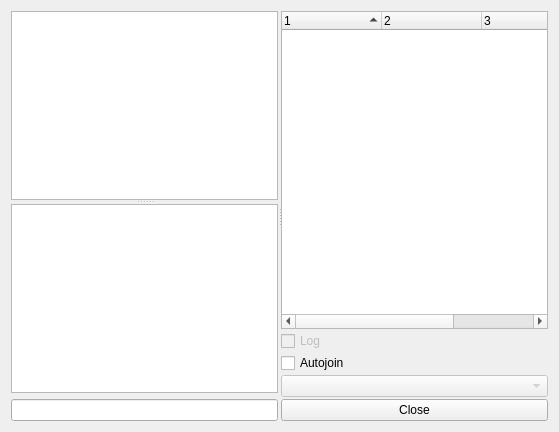
Above: muqt/chatroom.ui from eLvErDe/museek-plus before the change. Below: the same form after it.
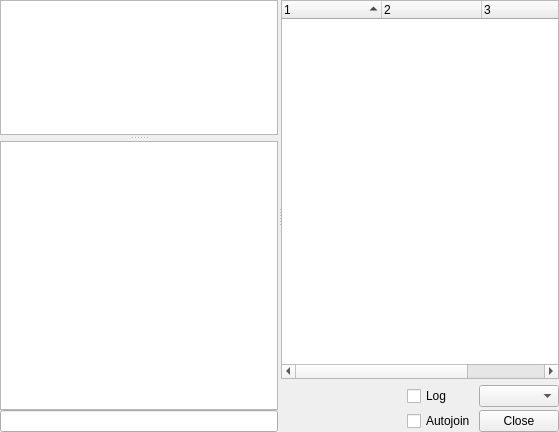
That is the form after the change. Icons and pictures are not drawn.

Patch:
```diff
--- a/muqt/chatroom.ui
+++ b/muqt/chatroom.ui
@@ -14,14 +14,14 @@
    <string>Room</string>
   </property>
   <layout class="QVBoxLayout" name="verticalLayout_3">
+   <property name="spacing">
+    <number>0</number>
+   </property>
+   <property name="margin">
+    <number>0</number>
+   </property>
    <item>
     <widget class="QSplitter" name="splitter_2">
-     <property name="sizePolicy">
-      <sizepolicy hsizetype="Expanding" vsizetype="Expanding">
-       <horstretch>0</horstretch>
-       <verstretch>0</verstretch>
-      </sizepolicy>
-     </property>
      <property name="lineWidth">
       <number>1</number>
      </property>
@@ -31,8 +31,11 @@
      <property name="handleWidth">
       <number>3</number>
      </property>
-     <widget class="QWidget" name="">
+     <widget class="QWidget" name="layoutWidget">
       <layout class="QVBoxLayout" name="verticalLayout_2">
+       <property name="spacing">
+        <number>0</number>
+       </property>
        <item>
         <widget class="QSplitter" name="splitter">
          <property name="sizePolicy">
@@ -41,10 +44,37 @@
            <verstretch>0</verstretch>
           </sizepolicy>
          </property>
+         <property name="frameShape">
+          <enum>QFrame::NoFrame</enum>
+         </property>
+         <property name="lineWidth">
+          <number>1</number>
+         </property>
          <property name="orientation">
           <enum>Qt::Vertical</enum>
          </property>
+         <property name="handleWidth">
+          <number>6</number>
+         </property>
          <widget class="QTextEdit" name="StatusLog">
+          <property name="sizePolicy">
+           <sizepolicy hsizetype="Expanding" vsizetype="Preferred">
+            <horstretch>0</horstretch>
+            <verstretch>1</verstretch>
+           </sizepolicy>
+          </property>
+          <property name="maximumSize">
+           <size>
+            <width>16777215</width>
+            <height>200</height>
+           </size>
+          </property>
+          <property name="baseSize">
+           <size>
+            <width>0</width>
+            <height>100</height>
+           </size>
+          </property>
           <property name="focusPolicy">
            <enum>Qt::NoFocus</enum>
           </property>
@@ -54,21 +84,27 @@
          </widget>
          <widget class="QTextEdit" name="ChatLog">
           <property name="sizePolicy">
-           <sizepolicy hsizetype="Expanding" vsizetype="MinimumExpanding">
+           <sizepolicy hsizetype="Expanding" vsizetype="Expanding">
             <horstretch>0</horstretch>
-            <verstretch>0</verstretch>
+            <verstretch>2</verstretch>
            </sizepolicy>
           </property>
           <property name="minimumSize">
            <size>
             <width>0</width>
-            <height>100</height>
+            <height>0</height>
            </size>
           </property>
           <property name="maximumSize">
            <size>
             <width>16777215</width>
-            <height>200</height>
+            <height>16777215</height>
+           </size>
+          </property>
+          <property name="baseSize">
+           <size>
+            <width>0</width>
+            <height>400</height>
            </size>
           </property>
           <property name="focusPolicy">
@@ -87,11 +123,17 @@
      </widget>
      <widget class="QWidget" name="">
       <layout class="QVBoxLayout" name="verticalLayout">
-       <property name="spacing">
-        <number>2</number>
+       <property name="sizeConstraint">
+        <enum>QLayout::SetMaximumSize</enum>
        </property>
        <item>
         <widget class="QTreeWidget" name="UserList">
+         <property name="autoScrollMargin">
+          <number>16</number>
+         </property>
+         <property name="indentation">
+          <number>0</number>
+         </property>
          <property name="uniformRowHeights">
           <bool>true</bool>
          </property>
@@ -104,6 +146,18 @@
          <property name="columnCount">
           <number>4</number>
          </property>
+         <attribute name="headerCascadingSectionResizes">
+          <bool>false</bool>
+         </attribute>
+         <attribute name="headerStretchLastSection">
+          <bool>false</bool>
+         </attribute>
+         <attribute name="headerCascadingSectionResizes">
+          <bool>false</bool>
+         </attribute>
+         <attribute name="headerStretchLastSection">
+          <bool>false</bool>
+         </attribute>
          <column>
           <property name="text">
            <string notr="true">1</string>
@@ -127,38 +181,81 @@
         </widget>
        </item>
        <item>
-        <widget class="QCheckBox" name="Log">
-         <property name="enabled">
-          <bool>false</bool>
+        <layout class="QGridLayout" name="gridLayout">
+         <property name="spacing">
+          <number>3</number>
          </property>
-         <property name="text">
-          <string>Log</string>
-         </property>
-        </widget>
-       </item>
-       <item>
-        <widget class="QCheckBox" name="Autojoin">
-         <property name="enabled">
-          <bool>true</bool>
-         </property>
-         <property name="text">
-          <string>Autojoin</string>
-         </property>
-        </widget>
-       </item>
-       <item>
-        <widget class="QComboBox" name="comboBox">
-         <property name="enabled">
-          <bool>false</bool>
-         </property>
-        </widget>
-       </item>
-       <item>
-        <widget class="QPushButton" name="Close">
-         <property name="text">
-          <string>Close</string>
-         </property>
-        </widget>
+         <item row="1" column="2">
+          <widget class="QComboBox" name="comboBox">
+           <property name="enabled">
+            <bool>true</bool>
+           </property>
+          </widget>
+         </item>
+         <item row="6" column="2">
+          <widget class="QPushButton" name="Close">
+           <property name="sizePolicy">
+            <sizepolicy hsizetype="Preferred" vsizetype="Fixed">
+             <horstretch>0</horstretch>
+             <verstretch>0</verstretch>
+            </sizepolicy>
+           </property>
+           <property name="text">
+            <string>Close</string>
+           </property>
+           <property name="icon">
+            <iconset>
+             <normaloff>icons/cancel.png</normaloff>icons/cancel.png</iconset>
+           </property>
+          </widget>
+         </item>
+         <item row="1" column="0">
+          <spacer name="horizontalSpacer">
+           <property name="orientation">
+            <enum>Qt::Horizontal</enum>
+           </property>
+           <property name="sizeHint" stdset="0">
+            <size>
+             <width>40</width>
+             <height>20</height>
+            </size>
+           </property>
+          </spacer>
+         </item>
+         <item row="1" column="1">
+          <widget class="QCheckBox" name="Log">
+           <property name="enabled">
+            <bool>true</bool>
+           </property>
+           <property name="text">
+            <string>Log</string>
+           </property>
+          </widget>
+         </item>
+         <item row="6" column="1">
+          <widget class="QCheckBox" name="Autojoin">
+           <property name="enabled">
+            <bool>true</bool>
+           </property>
+           <property name="text">
+            <string>Autojoin</string>
+           </property>
+          </widget>
+         </item>
+         <item row="6" column="0">
+          <spacer name="horizontalSpacer_2">
+           <property name="orientation">
+            <enum>Qt::Horizontal</enum>
+           </property>
+           <property name="sizeHint" stdset="0">
+            <size>
+             <width>40</width>
+             <height>20</height>
+            </size>
+           </property>
+          </spacer>
+         </item>
+        </layout>
        </item>
       </layout>
      </widget>
```
